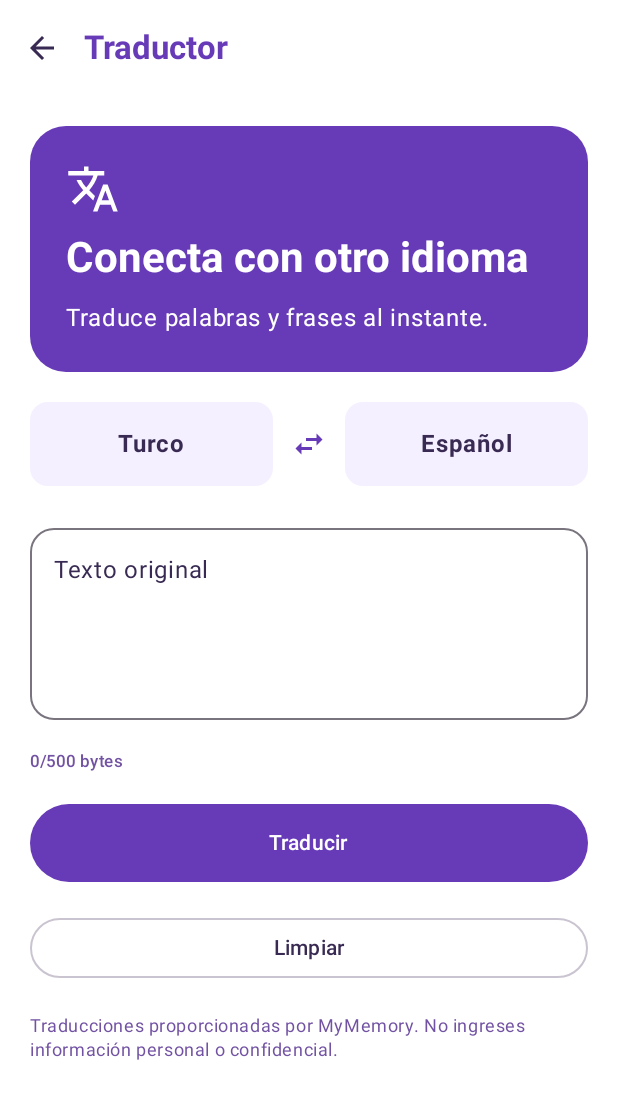
After one commit to johoces-lgtm/transturkish, an Android app built with Jetpack Compose: the TraductorScreen screen opened through its navigation route, on a phone screen of 412 x 824 dp. The commit adds this screen. Shown: the top 1099 px of the screen. Run offline under Robolectric (Android 15) with nearby library versions, the phone set to English and light mode, and no system bars.

Commit message:
feat: integrar traductor turco espanol mediante API externa

```diff
--- a/app/src/main/java/com/example/transturkish/MainActivity.kt
+++ b/app/src/main/java/com/example/transturkish/MainActivity.kt
@@ -32,6 +32,7 @@ import com.example.transturkish.viewmodel.MainViewModel
 import com.example.transturkish.viewmodel.UsuarioViewModel
 import kotlinx.coroutines.flow.collectLatest
 import com.example.transturkish.ui.screens.DiccionarioScreen
+import com.example.transturkish.ui.screens.TraductorScreen
 
 
 class MainActivity : ComponentActivity() {
@@ -114,6 +115,14 @@ class MainActivity : ComponentActivity() {
                                 )
                             }
 
+                            // Pantalla del traductor
+                            composable(Screen.Traductor.route) {
+
+                                TraductorScreen(
+                                    navController = navController
+                                )
+                            }
+
                             // Pantalla de inicio
                             composable(Screen.Home.route) {
                                 HomeScreen(
--- /dev/null
+++ b/app/src/main/java/com/example/transturkish/data/remote/TraduccionApiService.kt
@@ -0,0 +1,14 @@
+package com.example.transturkish.data.remote
+
+import com.example.transturkish.data.model.TraduccionResponse
+import retrofit2.http.GET
+import retrofit2.http.Query
+
+interface TraduccionApiService {
+
+    @GET("get")
+    suspend fun traducir(
+        @Query("q") texto: String,
+        @Query("langpair") idiomas: String
+    ): TraduccionResponse
+}
--- /dev/null
+++ b/app/src/main/java/com/example/transturkish/data/remote/TraduccionRetrofitInstance.kt
@@ -0,0 +1,20 @@
+package com.example.transturkish.data.remote
+
+import retrofit2.Retrofit
+import retrofit2.converter.gson.GsonConverterFactory
+
+object TraduccionRetrofitInstance {
+
+    val api: TraduccionApiService =
+        Retrofit.Builder()
+            .baseUrl(
+                "https://api.mymemory.translated.net/"
+            )
+            .addConverterFactory(
+                GsonConverterFactory.create()
+            )
+            .build()
+            .create(
+                TraduccionApiService::class.java
+            )
+}
--- /dev/null
+++ b/app/src/main/java/com/example/transturkish/model/TraduccionUiState.kt
@@ -0,0 +1,9 @@
+package com.example.transturkish.model
+
+data class TraduccionUiState(
+    val texto: String = "",
+    val traduccion: String = "",
+    val turcoAEspanol: Boolean = true,
+    val cargando: Boolean = false,
+    val error: String? = null
+)
--- a/app/src/main/java/com/example/transturkish/ui/navigation/Screen.kt
+++ b/app/src/main/java/com/example/transturkish/ui/navigation/Screen.kt
@@ -11,6 +11,7 @@ sealed class Screen(val route: String) {
     data object Home : Screen(route = "home_page")
     data object Login : Screen(route = "login_page")
     data object Diccionario : Screen(route = "diccionario_page")
+    data object Traductor : Screen(route = "traductor_page")
 
     data object Profile : Screen(route = "profile_page")
     // Representa la ruta a la pantalla de Configuración.
--- a/app/src/main/java/com/example/transturkish/ui/screens/HomeScreen.kt
+++ b/app/src/main/java/com/example/transturkish/ui/screens/HomeScreen.kt
@@ -46,6 +46,7 @@ import androidx.navigation.NavController
 import com.example.transturkish.ui.navigation.Screen
 import com.example.transturkish.viewmodel.MainViewModel
 import kotlinx.coroutines.launch
+import androidx.compose.material.icons.filled.Translate
 
 @OptIn(ExperimentalMaterial3Api::class)
 @Composable
@@ -393,6 +394,50 @@ fun HomeScreen(
                     }
                 }
 
+                // Acceso al traductor
+                Card(
+                    modifier = Modifier.fillMaxWidth(),
+                    shape = RoundedCornerShape(20.dp),
+
+                    colors = CardDefaults.cardColors(
+                        containerColor =
+                            MaterialTheme.colorScheme.primaryContainer
+                    ),
+
+                    onClick = {
+                        navController.navigate(
+                            Screen.Traductor.route
+                        )
+                    }
+                ) {
+
+                    Column(
+                        modifier = Modifier.padding(20.dp),
+
+                        verticalArrangement =
+                            Arrangement.spacedBy(8.dp)
+                    ) {
+
+                        Icon(
+                            imageVector = Icons.Default.Translate,
+                            contentDescription = null,
+                            tint = MaterialTheme.colorScheme.primary,
+                            modifier = Modifier.size(32.dp)
+                        )
+
+                        Text(
+                            text = "Traductor",
+                            style = MaterialTheme.typography.titleLarge,
+                            fontWeight = FontWeight.Bold
+                        )
+
+                        Text(
+                            text = "Traduce palabras y frases entre turco y español",
+                            style = MaterialTheme.typography.bodyMedium
+                        )
+                    }
+                }
+
 
                 // Acceso temporal al inicio de sesión
                 OutlinedButton(
--- /dev/null
+++ b/app/src/main/java/com/example/transturkish/ui/screens/TraductorScreen.kt
@@ -0,0 +1,315 @@
+package com.example.transturkish.ui.screens
+
+import androidx.compose.animation.AnimatedVisibility
+import androidx.compose.foundation.layout.*
+import androidx.compose.foundation.rememberScrollState
+import androidx.compose.foundation.shape.RoundedCornerShape
+import androidx.compose.foundation.verticalScroll
+import androidx.compose.material.icons.Icons
+import androidx.compose.material.icons.automirrored.filled.ArrowBack
+import androidx.compose.material.icons.filled.Translate
+import androidx.compose.material.icons.filled.SwapHoriz
+import androidx.compose.material3.*
+import androidx.compose.runtime.*
+import androidx.compose.ui.Alignment
+import androidx.compose.ui.Modifier
+import androidx.compose.ui.text.font.FontWeight
+import androidx.compose.ui.unit.dp
+import androidx.lifecycle.compose.collectAsStateWithLifecycle
+import androidx.lifecycle.viewmodel.compose.viewModel
+import androidx.navigation.NavController
+import com.example.transturkish.viewmodel.TraduccionViewModel
+
+@OptIn(ExperimentalMaterial3Api::class)
+@Composable
+fun TraductorScreen(
+    navController: NavController,
+    viewModel: TraduccionViewModel = viewModel()
+) {
+
+    val estado by
+    viewModel.estado.collectAsStateWithLifecycle()
+
+    Scaffold(
+
+        topBar = {
+
+            TopAppBar(
+
+                title = {
+                    Text(
+                        text = "Traductor",
+                        color = MaterialTheme.colorScheme.primary,
+                        fontWeight = FontWeight.Bold
+                    )
+                },
+
+                navigationIcon = {
+
+                    IconButton(
+                        onClick = {
+                            navController.popBackStack()
+                        }
+                    ) {
+
+                        Icon(
+                            imageVector =
+                                Icons.AutoMirrored.Filled.ArrowBack,
+                            contentDescription = "Volver"
+                        )
+                    }
+                }
+            )
+        }
+    ) { innerPadding ->
+
+        Column(
+            modifier = Modifier
+                .padding(innerPadding)
+                .fillMaxSize()
+                .verticalScroll(rememberScrollState())
+                .padding(20.dp),
+
+            verticalArrangement =
+                Arrangement.spacedBy(20.dp)
+        ) {
+
+            // Encabezado
+            Card(
+                modifier = Modifier.fillMaxWidth(),
+                shape = RoundedCornerShape(24.dp),
+
+                colors = CardDefaults.cardColors(
+                    containerColor =
+                        MaterialTheme.colorScheme.primary,
+
+                    contentColor =
+                        MaterialTheme.colorScheme.onPrimary
+                )
+            ) {
+
+                Column(
+                    modifier = Modifier.padding(24.dp),
+
+                    verticalArrangement =
+                        Arrangement.spacedBy(10.dp)
+                ) {
+
+                    Icon(
+                        imageVector = Icons.Default.Translate,
+                        contentDescription = null,
+                        modifier = Modifier.size(36.dp)
+                    )
+
+                    Text(
+                        text = "Conecta con otro idioma",
+                        style = MaterialTheme.typography.headlineMedium,
+                        fontWeight = FontWeight.Bold
+                    )
+
+                    Text(
+                        "Traduce palabras y frases al instante."
+                    )
+                }
+            }
+
+            // Selector de idiomas
+            Row(
+                modifier = Modifier.fillMaxWidth(),
+
+                verticalAlignment =
+                    Alignment.CenterVertically
+            ) {
+
+                Card(
+                    modifier = Modifier.weight(1f),
+
+                    colors = CardDefaults.cardColors(
+                        containerColor =
+                            MaterialTheme.colorScheme.primaryContainer
+                    )
+                ) {
+
+                    Box(
+                        modifier = Modifier
+                            .fillMaxWidth()
+                            .padding(16.dp),
+
+                        contentAlignment = Alignment.Center
+                    ) {
+
+                        Text(
+                            text = if (estado.turcoAEspanol) {
+                                "Turco"
+                            } else {
+                                "Español"
+                            },
+
+                            fontWeight = FontWeight.Bold
+                        )
+                    }
+                }
+
+                IconButton(
+                    onClick = {
+                        viewModel.invertirIdiomas()
+                    },
+
+                    enabled = !estado.cargando
+                ) {
+
+                    Icon(
+                        imageVector = Icons.Default.SwapHoriz,
+                        contentDescription = "Invertir idiomas",
+                        tint = MaterialTheme.colorScheme.primary
+                    )
+                }
+
+                Card(
+                    modifier = Modifier.weight(1f),
+
+                    colors = CardDefaults.cardColors(
+                        containerColor =
+                            MaterialTheme.colorScheme.primaryContainer
+                    )
+                ) {
+
+                    Box(
+                        modifier = Modifier
+                            .fillMaxWidth()
+                            .padding(16.dp),
+
+                        contentAlignment = Alignment.Center
+                    ) {
+
+                        Text(
+                            text = if (estado.turcoAEspanol) {
+                                "Español"
+                            } else {
+                                "Turco"
+                            },
+
+                            fontWeight = FontWeight.Bold
+                        )
+                    }
+                }
+            }
+
+            // Texto original
+            OutlinedTextField(
+                value = estado.texto,
+                onValueChange = viewModel::onTextoChange,
+
+                label = {
+                    Text("Texto original")
+                },
+
+                placeholder = {
+                    Text("Escribe una palabra o frase")
+                },
+
+                enabled = !estado.cargando,
+                minLines = 4,
+                shape = RoundedCornerShape(16.dp),
+                modifier = Modifier.fillMaxWidth()
+            )
+
+            Text(
+                text = "${estado.texto.toByteArray(Charsets.UTF_8).size}/500 bytes",
+                style = MaterialTheme.typography.labelSmall,
+                color = MaterialTheme.colorScheme.secondary
+            )
+
+            Button(
+                onClick = {
+                    viewModel.traducir()
+                },
+
+                enabled = !estado.cargando,
+
+                modifier = Modifier
+                    .fillMaxWidth()
+                    .height(52.dp)
+            ) {
+
+                Text("Traducir")
+            }
+
+            OutlinedButton(
+                onClick = {
+                    viewModel.limpiar()
+                },
+
+                enabled = !estado.cargando,
+
+                modifier = Modifier.fillMaxWidth()
+            ) {
+
+                Text("Limpiar")
+            }
+
+            if (estado.cargando) {
+
+                Box(
+                    modifier = Modifier.fillMaxWidth(),
+
+                    contentAlignment = Alignment.Center
+                ) {
+
+                    CircularProgressIndicator()
+                }
+            }
+
+            estado.error?.let {
+
+                Text(
+                    text = it,
+                    color = MaterialTheme.colorScheme.error
+                )
+            }
+
+            // Resultado animado
+            AnimatedVisibility(
+                visible = estado.traduccion.isNotBlank()
+            ) {
+
+                Card(
+                    modifier = Modifier.fillMaxWidth(),
+                    shape = RoundedCornerShape(24.dp),
+
+                    colors = CardDefaults.cardColors(
+                        containerColor =
+                            MaterialTheme.colorScheme.primaryContainer
+                    )
+                ) {
+
+                    Column(
+                        modifier = Modifier.padding(24.dp),
+
+                        verticalArrangement =
+                            Arrangement.spacedBy(12.dp)
+                    ) {
+
+                        Text(
+                            text = "TRADUCCIÓN",
+                            style = MaterialTheme.typography.labelMedium,
+                            color = MaterialTheme.colorScheme.primary
+                        )
+
+                        Text(
+                            text = estado.traduccion,
+                            style = MaterialTheme.typography.headlineSmall,
+                            fontWeight = FontWeight.Bold
+                        )
+                    }
+                }
+            }
+
+            Text(
+                text = "Traducciones proporcionadas por MyMemory. No ingreses información personal o confidencial.",
+                style = MaterialTheme.typography.bodySmall,
+                color = MaterialTheme.colorScheme.secondary
+            )
+        }
+    }
+}
```
Also changed, not shown: app/src/main/java/com/example/transturkish/data/model/TraduccionResponse.kt (added, +10 -0 lines), app/src/main/java/com/example/transturkish/repository/TraduccionRepository.kt (added, +40 -0 lines), app/src/main/java/com/example/transturkish/viewmodel/TraduccionViewModel.kt (added, +141 -0 lines).
